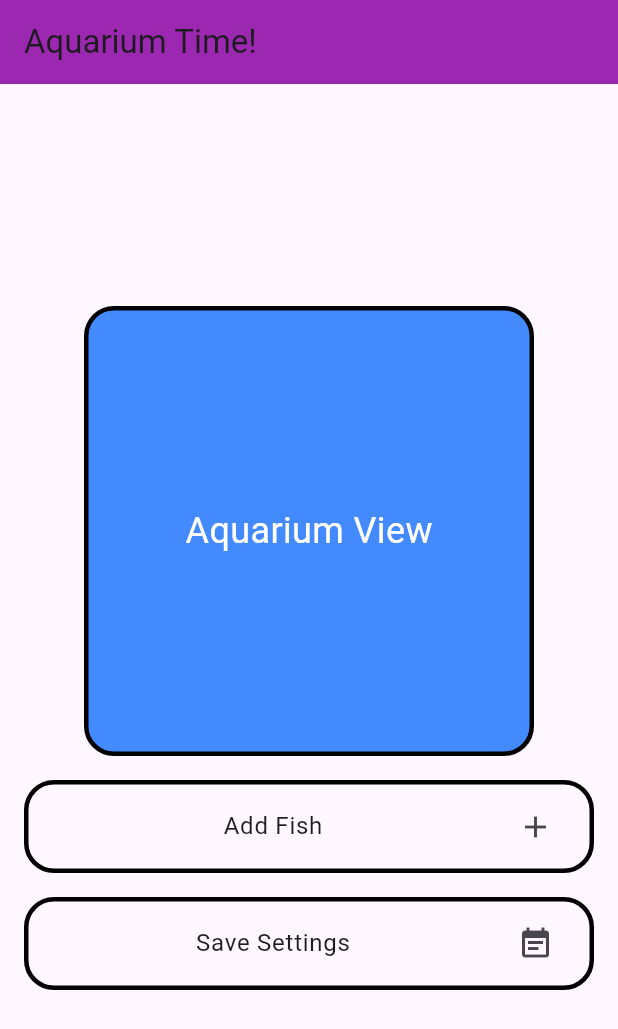
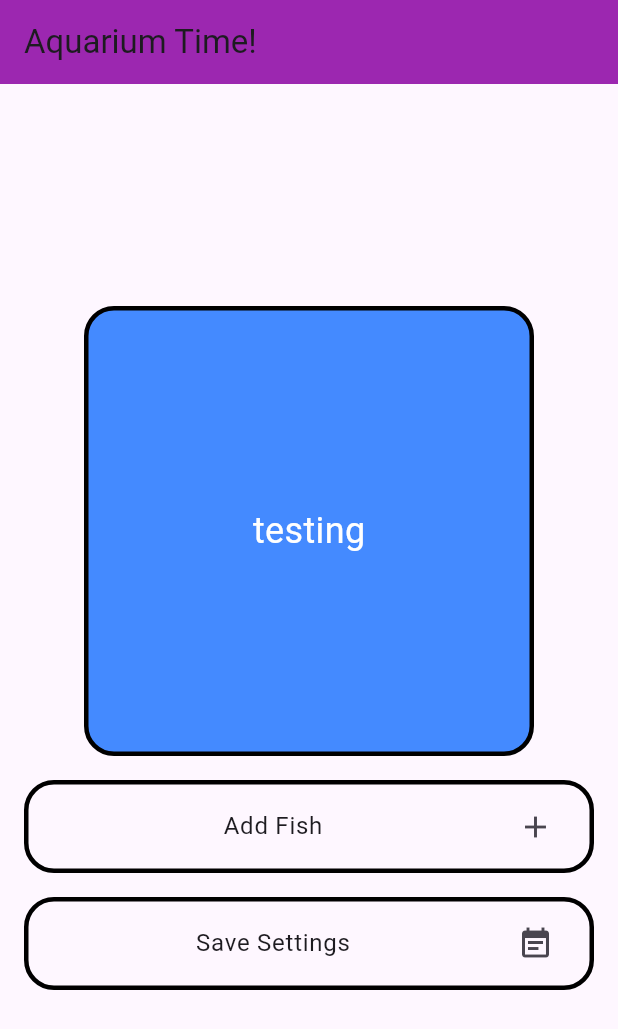
Before and after one commit to gsu-jla/Fish_Anim, a Flutter app: the screen it shows after launch, on a phone screen of 412 x 824 dp. Shown: the top 1029 px of the screen. Run offline on Flutter 3.47's test engine with Material 3 defaults, Android fonts, the phone set to English and light mode, and no system bars.

Commit message:
base page with some ui

```diff
--- a/lib/main.dart
+++ b/lib/main.dart
@@ -40,7 +40,7 @@ class HomePage extends StatelessWidget {
               ),
               child: Center(
                 child: Text(
-                  'Aquarium View',
+                  'testing',
                   style: TextStyle(fontSize: 24, color: Colors.white),
                 ),
               ),
```
